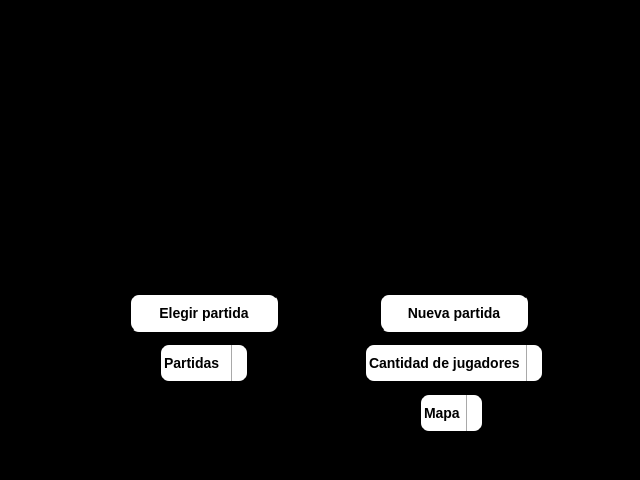
Above: client/vista/menu_window.ui from AlanValdevenito/Worms before the change. Below: the same form after it.
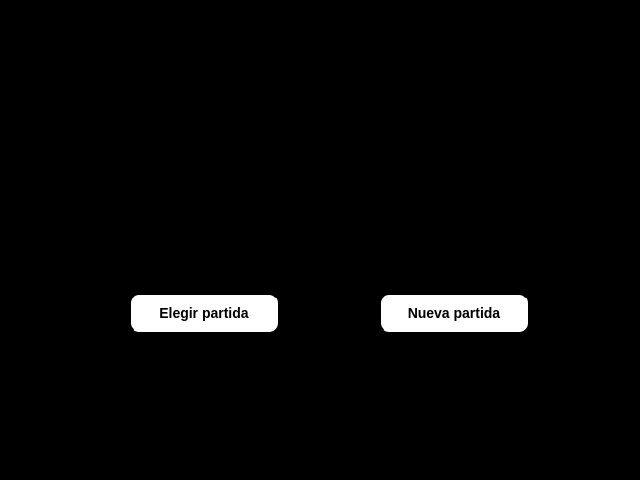
That is the form after the change. Icons and pictures are not drawn.

```diff
--- a/client/vista/menu_window.ui
+++ b/client/vista/menu_window.ui
@@ -124,85 +124,6 @@
       <property name="frameShadow">
        <enum>QFrame::Raised</enum>
       </property>
-      <widget class="QComboBox" name="partidasComboBox">
-       <property name="geometry">
-        <rect>
-         <x>150</x>
-         <y>100</y>
-         <width>90</width>
-         <height>40</height>
-        </rect>
-       </property>
-       <property name="sizePolicy">
-        <sizepolicy hsizetype="Preferred" vsizetype="Preferred">
-         <horstretch>0</horstretch>
-         <verstretch>0</verstretch>
-        </sizepolicy>
-       </property>
-       <property name="maximumSize">
-        <size>
-         <width>300</width>
-         <height>300</height>
-        </size>
-       </property>
-       <property name="styleSheet">
-        <string notr="true">QComboBox {
-	background-color: white;
-	border-style: outset;
-	border-width: 2px;
-	border-radius: 10px;
-	font: bold 14px;
-}
-
-QComboBox QAbstractItemView {
-	background: white;
-	background-color: darkgray;
-	border-style: outset;
-	border-width: 2px;
-	border-color: grey;
-	font: bold 14px;
-	color: black;
-	border: 2px solid darkgray;
-}
-
-/*QComboBox QAbstractItemView {
-	background: white;
-	background-color: white;
-	border-style: outset;
-	border-width: 2px;
-	border-color: grey;
-	font: bold 14px;
-	color: black;
-}*/
-
-QComboBox:on {
-	padding-top: 3px;
-	padding-left: 4px;
-}
-
-QComboBox::drop-down {
-	subcontrol-origin: padding;
-	subcontrol-position: top right;
-	width: 15px;
-
-	border-left-width: 1px;
-	border-left-color: darkgray;
-	border-left-style: solid;
-	border-top-right-radius: 3px;
-	border-bottom-right-radius: 3px;
-}
-
-/* QComboBox::down-arrow:on {
-	top: 1px;
-	left: 1px;
-}*/</string>
-       </property>
-       <item>
-        <property name="text">
-         <string>Partidas</string>
-        </property>
-       </item>
-      </widget>
       <widget class="QPushButton" name="elegirPartidaButton">
        <property name="geometry">
         <rect>
@@ -289,133 +210,49 @@
         <string>Nueva partida</string>
        </property>
       </widget>
-      <widget class="QComboBox" name="jugadoresComboBox">
+     </widget>
+    </item>
+    <item row="0" column="0">
+     <widget class="QFrame" name="frame_2">
+      <property name="minimumSize">
+       <size>
+        <width>640</width>
+        <height>240</height>
+       </size>
+      </property>
+      <property name="maximumSize">
+       <size>
+        <width>640</width>
+        <height>240</height>
+       </size>
+      </property>
+      <property name="frameShape">
+       <enum>QFrame::StyledPanel</enum>
+      </property>
+      <property name="frameShadow">
+       <enum>QFrame::Raised</enum>
+      </property>
+      <widget class="QLabel" name="logo">
        <property name="geometry">
         <rect>
-         <x>355</x>
-         <y>100</y>
-         <width>180</width>
-         <height>40</height>
+         <x>110</x>
+         <y>8</y>
+         <width>425</width>
+         <height>240</height>
         </rect>
        </property>
        <property name="styleSheet">
-        <string notr="true">QComboBox {
-	background-color: white;
-	border-style: outset;
-	border-width: 2px;
-	border-radius: 10px;
-	font: bold 14px;
-}
-
-QComboBox QAbstractItemView {
-	background: white;
-	background-color: darkgray;
-	border-style: outset;
-	border-width: 2px;
-	border-color: grey;
-	font: bold 14px;
-	color: black;
-	border: 2px solid darkgray;
-}
-
-QComboBox::drop-down {
-	border-left-width: 1px;
-	border-left-color: darkgray;
-	border-left-style: solid;
-	border-top-right-radius: 3px;
-	border-bottom-right-radius: 3px;
-}
-
-QComboBox::item:hover {
-	color: black;
-	background-color: gray;
-}</string>
+        <string notr="true"/>
        </property>
-       <property name="editable">
-        <bool>false</bool>
+       <property name="text">
+        <string/>
        </property>
-       <property name="currentText">
-        <string>Cantidad de jugadores</string>
+       <property name="pixmap">
+        <pixmap>../client/vista/data/background1.jpg</pixmap>
        </property>
-       <item>
-        <property name="text">
-         <string>Cantidad de jugadores</string>
-        </property>
-       </item>
-       <item>
-        <property name="text">
-         <string>2</string>
-        </property>
-       </item>
-      </widget>
-      <widget class="QComboBox" name="mapaComboBox">
-       <property name="geometry">
-        <rect>
-         <x>410</x>
-         <y>150</y>
-         <width>65</width>
-         <height>40</height>
-        </rect>
+       <property name="scaledContents">
+        <bool>true</bool>
        </property>
-       <property name="styleSheet">
-        <string notr="true">QComboBox {
-	background-color: white;
-	border-style: outset;
-	border-width: 2px;
-	border-radius: 10px;
-	font: bold 14px;
-}
-
-QComboBox QAbstractItemView {
-	background: white;
-	background-color: darkgray;
-	border-style: outset;
-	border-width: 2px;
-	border-color: grey;
-	font: bold 14px;
-	color: black;
-	border: 2px solid darkgray;
-}
-
-QComboBox::drop-down {
-	border-left-width: 1px;
-	border-left-color: darkgray;
-	border-left-style: solid;
-	border-top-right-radius: 3px;
-	border-bottom-right-radius: 3px;
-}
-
-QComboBox::item:hover {
-	color: black;
-	background-color: gray;
-}</string>
-       </property>
-       <property name="editable">
-        <bool>false</bool>
-       </property>
-       <property name="currentText">
-        <string>Mapa</string>
-       </property>
-       <item>
-        <property name="text">
-         <string>Mapa</string>
-        </property>
-       </item>
-       <item>
-        <property name="text">
-         <string>1</string>
-        </property>
-       </item>
-       <item>
-        <property name="text">
-         <string>2</string>
-        </property>
-       </item>
-       <item>
-        <property name="text">
-         <string>3</string>
-        </property>
-       </item>
       </widget>
      </widget>
     </item>
```
Left out of the diff: 44 changed lines with no effect on the pictures.
